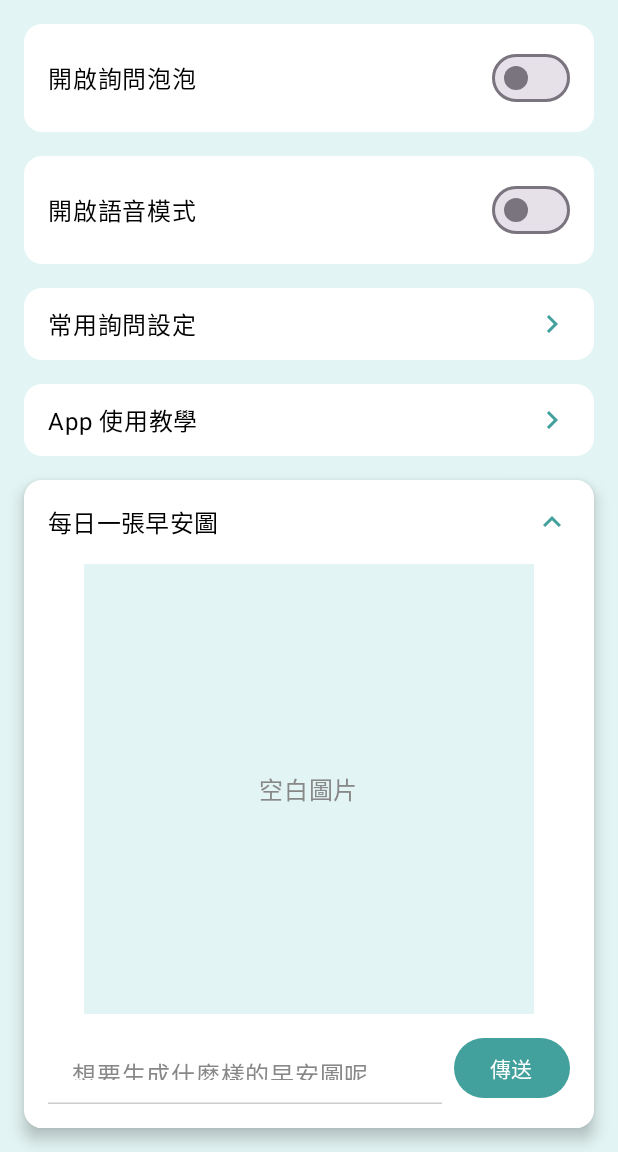
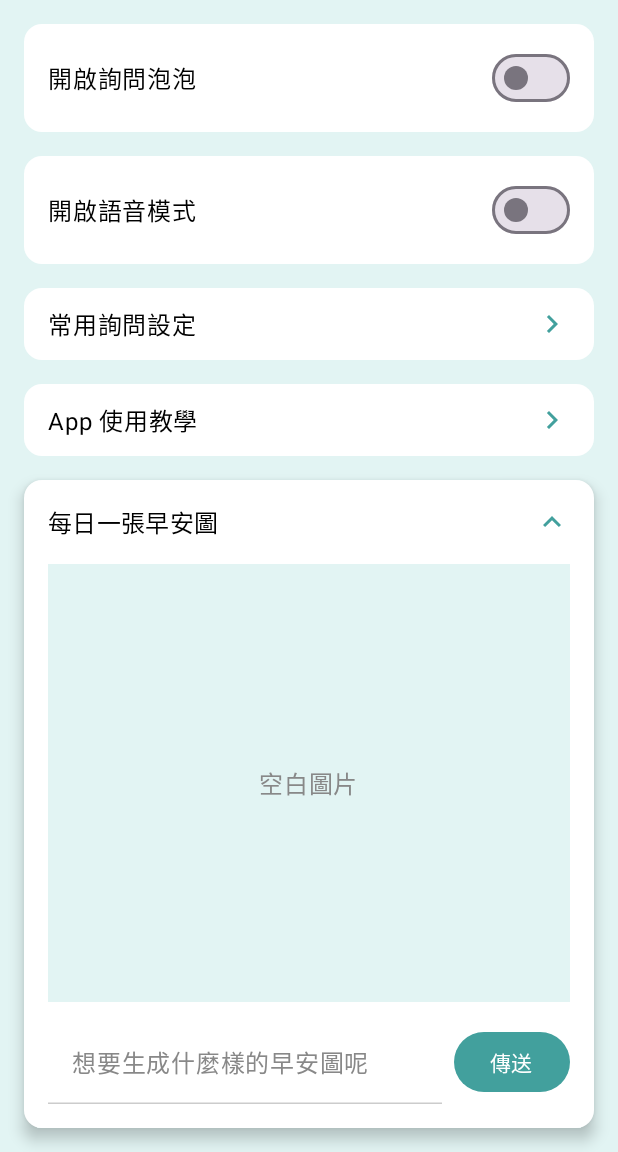
Before and after one commit to harry0816web/GrandmaHelper, an Android app built with Jetpack Compose: the screen it shows after launch (MainActivity), after a tap on "每日一張早安圖", on a phone screen of 412 x 824 dp, the part 84-1236 px from its top. Run offline under Robolectric (Android 15) with nearby library versions, the phone set to English and light mode, and no system bars.

Commit message:
fix: size of image and tutorial card

```diff
--- a/app/src/main/java/com/example/bubbleassistant/SettingScreen.kt
+++ b/app/src/main/java/com/example/bubbleassistant/SettingScreen.kt
@@ -108,7 +108,8 @@ fun SettingsScreen(
                     ) {
                         Box(
                             modifier = Modifier
-                                .size(300.dp)
+                                .weight(1f)
+                                .fillMaxSize()
                                 .background(Color(0xFFE2F4F3)),
                             contentAlignment = Alignment.Center
                         ) {
--- a/app/src/main/java/com/example/bubbleassistant/TutorialActivity.kt
+++ b/app/src/main/java/com/example/bubbleassistant/TutorialActivity.kt
@@ -79,7 +79,7 @@ fun TutorialScreen(
             Card(
                 modifier = Modifier
                     .fillMaxWidth()
-                    .height(650.dp),
+                    .weight(1f),
                 shape = RoundedCornerShape(16.dp),
                 colors = CardDefaults.cardColors(containerColor = Color.White),
                 elevation = CardDefaults.cardElevation(defaultElevation = 6.dp)
```
Also changed, not shown: app/src/main/res/layout/step_overlay.xml (+11 -7 lines).
